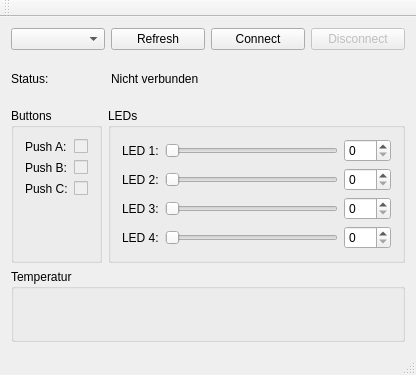
This is mainwindow.ui in janblumenkamp/rocketUI as Qt 5 draws it before an edit. The edited form follows.
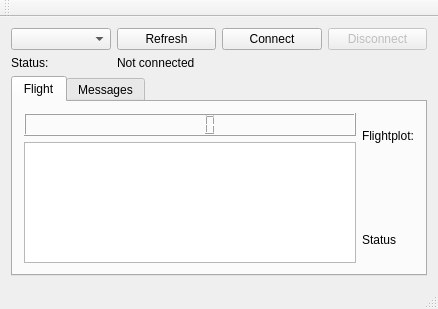
This is the edited form. The open tabs and pages were chosen to show the change. Custom widgets are drawn as their Qt base class.

Commit message: Adapted form for first test version

Patch:
```diff
--- a/mainwindow.ui
+++ b/mainwindow.ui
@@ -6,8 +6,8 @@
    <rect>
     <x>0</x>
     <y>0</y>
-    <width>416</width>
-    <height>375</height>
+    <width>438</width>
+    <height>309</height>
    </rect>
   </property>
   <property name="acceptDrops">
@@ -18,237 +18,8 @@
   </property>
   <widget class="QWidget" name="centralWidget">
    <layout class="QGridLayout" name="gridLayout_4">
-    <item row="1" column="1">
-     <widget class="QGroupBox" name="group_leds">
-      <property name="title">
-       <string>LEDs</string>
-      </property>
-      <layout class="QGridLayout" name="gridLayout_2">
-       <item row="0" column="0">
-        <widget class="QLabel" name="lbl_led0">
-         <property name="text">
-          <string>LED 1:</string>
-         </property>
-        </widget>
-       </item>
-       <item row="1" column="1">
-        <widget class="QSlider" name="sld_led1">
-         <property name="maximum">
-          <number>255</number>
-         </property>
-         <property name="pageStep">
-          <number>15</number>
-         </property>
-         <property name="orientation">
-          <enum>Qt::Horizontal</enum>
-         </property>
-        </widget>
-       </item>
-       <item row="0" column="1">
-        <widget class="QSlider" name="sld_led0">
-         <property name="maximum">
-          <number>255</number>
-         </property>
-         <property name="pageStep">
-          <number>15</number>
-         </property>
-         <property name="orientation">
-          <enum>Qt::Horizontal</enum>
-         </property>
-        </widget>
-       </item>
-       <item row="1" column="2">
-        <widget class="QSpinBox" name="spn_led1">
-         <property name="maximum">
-          <number>255</number>
-         </property>
-        </widget>
-       </item>
-       <item row="2" column="1">
-        <widget class="QSlider" name="sld_led2">
-         <property name="maximum">
-          <number>255</number>
-         </property>
-         <property name="pageStep">
-          <number>15</number>
-         </property>
-         <property name="orientation">
-          <enum>Qt::Horizontal</enum>
-         </property>
-        </widget>
-       </item>
-       <item row="2" column="2">
-        <widget class="QSpinBox" name="spn_led2">
-         <property name="maximum">
-          <number>255</number>
-         </property>
-        </widget>
-       </item>
-       <item row="3" column="2">
-        <widget class="QSpinBox" name="spn_led3">
-         <property name="maximum">
-          <number>255</number>
-         </property>
-        </widget>
-       </item>
-       <item row="1" column="0">
-        <widget class="QLabel" name="lbl_led1">
-         <property name="text">
-          <string>LED 2:</string>
-         </property>
-        </widget>
-       </item>
-       <item row="3" column="0">
-        <widget class="QLabel" name="lbl_led3">
-         <property name="text">
-          <string>LED 4:</string>
-         </property>
-        </widget>
-       </item>
-       <item row="3" column="1">
-        <widget class="QSlider" name="sld_led3">
-         <property name="maximum">
-          <number>255</number>
-         </property>
-         <property name="pageStep">
-          <number>15</number>
-         </property>
-         <property name="orientation">
-          <enum>Qt::Horizontal</enum>
-         </property>
-        </widget>
-       </item>
-       <item row="0" column="2">
-        <widget class="QSpinBox" name="spn_led0">
-         <property name="maximum">
-          <number>255</number>
-         </property>
-        </widget>
-       </item>
-       <item row="2" column="0">
-        <widget class="QLabel" name="lbl_led2">
-         <property name="text">
-          <string>LED 3:</string>
-         </property>
-        </widget>
-       </item>
-      </layout>
-     </widget>
-    </item>
-    <item row="2" column="0" colspan="2">
-     <widget class="QGroupBox" name="group_temperature">
-      <property name="title">
-       <string>Temperatur</string>
-      </property>
-      <layout class="QGridLayout" name="gridLayout" rowstretch="0,0">
-       <item row="1" column="0" colspan="2">
-        <widget class="QCustomPlot" name="temp_plot" native="true">
-         <property name="minimumSize">
-          <size>
-           <width>0</width>
-           <height>0</height>
-          </size>
-         </property>
-        </widget>
-       </item>
-      </layout>
-     </widget>
-    </item>
-    <item row="1" column="0">
-     <widget class="QGroupBox" name="group_btns">
-      <property name="title">
-       <string>Buttons</string>
-      </property>
-      <layout class="QFormLayout" name="formLayout_2">
-       <item row="0" column="0">
-        <widget class="QLabel" name="lbl_btnA">
-         <property name="text">
-          <string>Push A:</string>
-         </property>
-        </widget>
-       </item>
-       <item row="0" column="1">
-        <widget class="QCheckBox" name="chk_btnA">
-         <property name="enabled">
-          <bool>false</bool>
-         </property>
-         <property name="text">
-          <string/>
-         </property>
-         <property name="checked">
-          <bool>false</bool>
-         </property>
-        </widget>
-       </item>
-       <item row="1" column="0">
-        <widget class="QLabel" name="lbl_btnB">
-         <property name="text">
-          <string>Push B:</string>
-         </property>
-        </widget>
-       </item>
-       <item row="1" column="1">
-        <widget class="QCheckBox" name="chk_btnB">
-         <property name="enabled">
-          <bool>false</bool>
-         </property>
-         <property name="text">
-          <string/>
-         </property>
-         <property name="checked">
-          <bool>false</bool>
-         </property>
-        </widget>
-       </item>
-       <item row="2" column="0">
-        <widget class="QLabel" name="lbl_btnC">
-         <property name="text">
-          <string>Push C:</string>
-         </property>
-        </widget>
-       </item>
-       <item row="2" column="1">
-        <widget class="QCheckBox" name="chk_btnC">
-         <property name="enabled">
-          <bool>false</bool>
-         </property>
-         <property name="text">
-          <string/>
-         </property>
-         <property name="checked">
-          <bool>false</bool>
-         </property>
-        </widget>
-       </item>
-      </layout>
-     </widget>
-    </item>
-    <item row="0" column="0" colspan="2">
+    <item row="0" column="0">
      <layout class="QGridLayout" name="group_serial">
-      <item row="0" column="1">
-       <widget class="QPushButton" name="btn_refreshPortList">
-        <property name="text">
-         <string>Refresh</string>
-        </property>
-       </widget>
-      </item>
-      <item row="0" column="0">
-       <widget class="QComboBox" name="cmb_serialPorts"/>
-      </item>
-      <item row="1" column="0">
-       <widget class="QLabel" name="lbl_state">
-        <property name="text">
-         <string>Status:</string>
-        </property>
-       </widget>
-      </item>
-      <item row="1" column="1">
-       <widget class="QLabel" name="lbl_current_state">
-        <property name="text">
-         <string>Nicht verbunden</string>
-        </property>
-       </widget>
-      </item>
       <item row="0" column="2">
        <widget class="QPushButton" name="btn_connect">
         <property name="text">
@@ -256,6 +27,13 @@
         </property>
        </widget>
       </item>
+      <item row="0" column="1">
+       <widget class="QPushButton" name="btn_refreshPortList">
+        <property name="text">
+         <string>Refresh</string>
+        </property>
+       </widget>
+      </item>
       <item row="0" column="3">
        <widget class="QPushButton" name="btn_disconnect">
         <property name="enabled">
@@ -266,8 +44,107 @@
         </property>
        </widget>
       </item>
+      <item row="0" column="0">
+       <widget class="QComboBox" name="cmb_serialPorts"/>
+      </item>
+      <item row="1" column="1">
+       <widget class="QLabel" name="lbl_current_state">
+        <property name="text">
+         <string>Not connected</string>
+        </property>
+       </widget>
+      </item>
+      <item row="1" column="0">
+       <widget class="QLabel" name="lbl_state">
+        <property name="text">
+         <string>Status:</string>
+        </property>
+       </widget>
+      </item>
      </layout>
     </item>
+    <item row="1" column="0">
+     <widget class="QTabWidget" name="tabWidget">
+      <property name="currentIndex">
+       <number>1</number>
+      </property>
+      <widget class="QWidget" name="tab_flight">
+       <attribute name="title">
+        <string>Flight</string>
+       </attribute>
+       <layout class="QHBoxLayout" name="horizontalLayout">
+        <item>
+         <layout class="QVBoxLayout" name="group_data">
+          <item>
+           <widget class="QLCDNumber" name="lcd_timer"/>
+          </item>
+          <item>
+           <widget class="QTableView" name="tbl_data"/>
+          </item>
+         </layout>
+        </item>
+        <item>
+         <layout class="QVBoxLayout" name="group_plot">
+          <item>
+           <widget class="QLabel" name="lbl_flightplot">
+            <property name="text">
+             <string>Flightplot:</string>
+            </property>
+           </widget>
+          </item>
+          <item>
+           <widget class="QCustomPlot" name="plot_flight" native="true">
+            <property name="minimumSize">
+             <size>
+              <width>0</width>
+              <height>0</height>
+             </size>
+            </property>
+           </widget>
+          </item>
+          <item>
+           <widget class="QLabel" name="lbl_flightstate">
+            <property name="text">
+             <string>Status</string>
+            </property>
+           </widget>
+          </item>
+         </layout>
+        </item>
+       </layout>
+       <zorder></zorder>
+       <zorder>verticalLayoutWidget</zorder>
+       <zorder>verticalLayoutWidget_2</zorder>
+      </widget>
+      <widget class="QWidget" name="tab_messages">
+       <attribute name="title">
+        <string>Messages</string>
+       </attribute>
+       <layout class="QFormLayout" name="formLayout">
+        <item row="0" column="0">
+         <widget class="QLabel" name="lbl_msgin">
+          <property name="text">
+           <string>Ingoing:</string>
+          </property>
+         </widget>
+        </item>
+        <item row="0" column="1">
+         <widget class="QLabel" name="lbl_msgout">
+          <property name="text">
+           <string>Outgoing:</string>
+          </property>
+         </widget>
+        </item>
+        <item row="1" column="0">
+         <widget class="QTableView" name="tbl_msgin"/>
+        </item>
+        <item row="1" column="1">
+         <widget class="QTableView" name="tbl_msgout"/>
+        </item>
+       </layout>
+      </widget>
+     </widget>
+    </item>
    </layout>
   </widget>
   <widget class="QToolBar" name="mainToolBar">
```
The commit also changes 1 other file.
